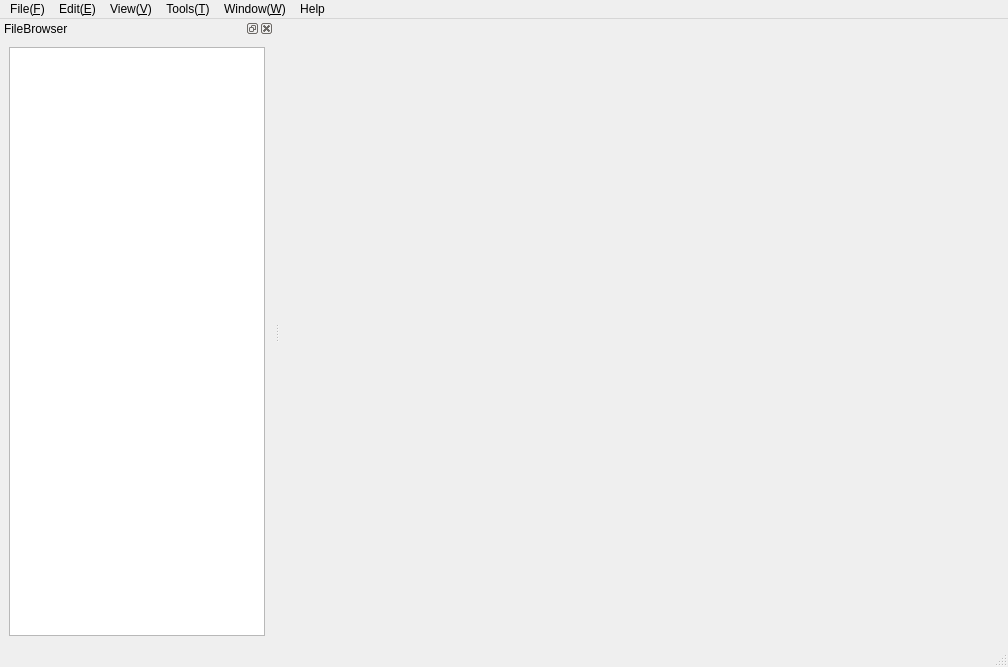
Old version of the form appUI.ui in the repository kw81634dr/denoiseapp.
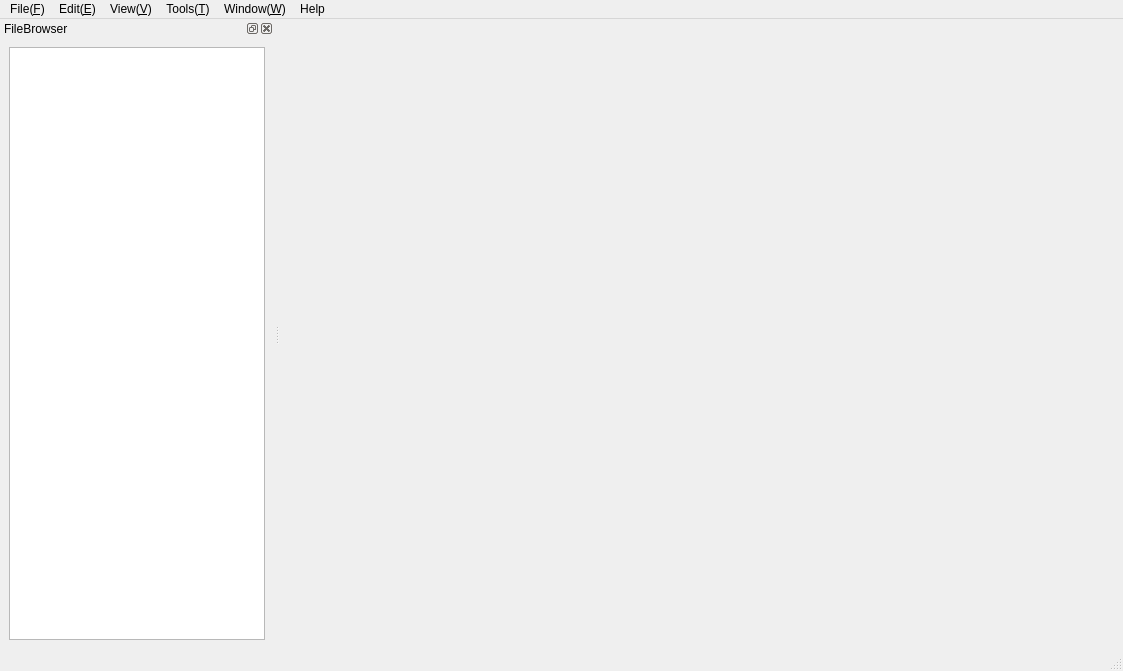
New version of the form.

```diff
--- a/appUI.ui
+++ b/appUI.ui
@@ -6,8 +6,8 @@
    <rect>
     <x>0</x>
     <y>0</y>
-    <width>1008</width>
-    <height>667</height>
+    <width>1123</width>
+    <height>671</height>
    </rect>
   </property>
   <property name="windowTitle">
@@ -19,7 +19,7 @@
     <rect>
      <x>0</x>
      <y>0</y>
-     <width>1008</width>
+     <width>1123</width>
      <height>21</height>
     </rect>
    </property>
```
Left out of the diff: 8 changed lines with no effect on the pictures.
